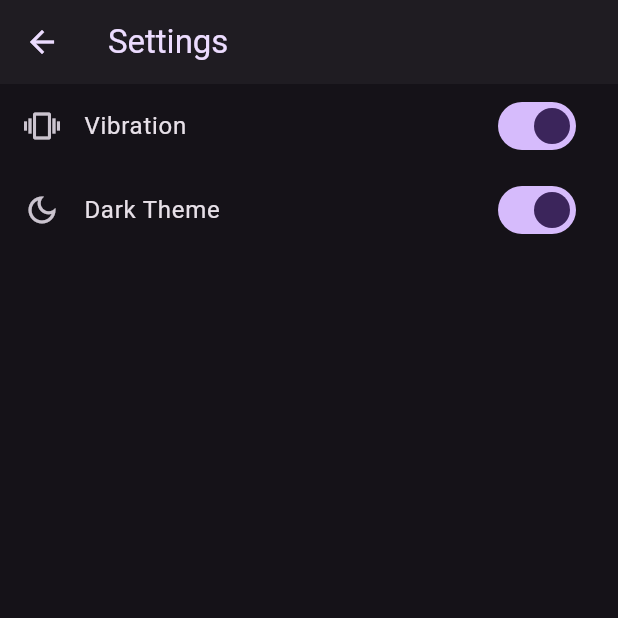
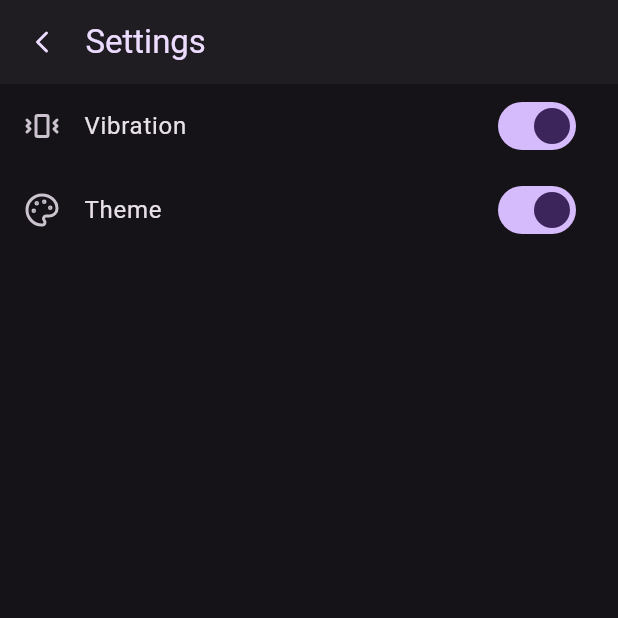
Before and after one commit to NKijpma/abyssvue, a Flutter app: the SettingsPage screen opened directly, on a phone screen of 412 x 824 dp, the top half of it. Run offline on Flutter 3.47's test engine with Material 3 defaults, Android fonts, the phone set to English and light mode, and no system bars; our stand-ins replace just_audio, lucide_icons_flutter, shared_preferences, video_player; missing offline and left inert: fvp; accounts and stored records are empty; Roboto replaces fonts that are missing (Agave, Jetbrains).

Commit message:
initial commit

```diff
--- a/lib/main.dart
+++ b/lib/main.dart
@@ -1,6 +1,6 @@
 import 'package:flutter/material.dart';
+import 'package:fvp/fvp.dart' as fvp;
 import 'package:shared_preferences/shared_preferences.dart';
-import 'package:fvp/fvp.dart' as fvp;
 
 // pages
 import 'pages/settings.dart';
--- a/lib/pages/book.dart
+++ b/lib/pages/book.dart
@@ -5,6 +5,6 @@ class ReadPage extends StatelessWidget {
 
   @override
   Widget build(BuildContext context) {
-    return const Center(child: Text("red"));
+    return const Center(child: Text("read"));
   }
 }
--- a/lib/pages/settings.dart
+++ b/lib/pages/settings.dart
@@ -1,8 +1,11 @@
 import 'package:flutter/material.dart';
+import 'package:lucide_icons_flutter/lucide_icons.dart';
 import 'package:shared_preferences/shared_preferences.dart';
 
 final ValueNotifier<bool> vibrationState = ValueNotifier(true);
 final ValueNotifier<bool> themeState = ValueNotifier(true);
+
+enum AppTheme { light, dark, grayscale, vampire, dynamic }
 
 class SettingsPage extends StatelessWidget {
   const SettingsPage({super.key});
@@ -20,14 +23,25 @@ class SettingsPage extends StatelessWidget {
   @override
   Widget build(BuildContext context) {
     return Scaffold(
-      appBar: AppBar(title: const Text("Settings")),
+      appBar: AppBar(
+        titleSpacing: 1,
+        leading: IconButton(
+          icon: const Icon(LucideIcons.chevronLeft),
+          onPressed: () => Navigator.pop(context),
+        ),
+
+        title: const Text("Settings"),
+      ),
+
       body: ListView(
         children: [
           ValueListenableBuilder<bool>(
             valueListenable: vibrationState,
             builder: (context, vibration, _) => SwitchListTile(
               title: const Text("Vibration"),
-              secondary: Icon(Icons.vibration),
+              secondary: Icon(
+                vibration ? LucideIcons.vibrate : LucideIcons.vibrateOff,
+              ),
               value: vibration,
               onChanged: (newValue) =>
                   _saveSettings('vibration', vibrationState, newValue),
@@ -37,10 +51,8 @@ class SettingsPage extends StatelessWidget {
           ValueListenableBuilder<bool>(
             valueListenable: themeState,
             builder: (context, darkMode, _) => SwitchListTile(
-              title: const Text("Dark Theme"),
-              secondary: Icon(
-                darkMode ? Icons.dark_mode_outlined : Icons.light_mode_outlined,
-              ),
+              title: const Text("Theme"),
+              secondary: Icon(LucideIcons.palette),
               value: darkMode,
               onChanged: (newValue) =>
                   _saveSettings('dark_theme', themeState, newValue),
```
Also changed, not shown: lib/shell.dart (+24 -18 lines), lib/theme/theme.dart (+15 -6 lines), pubspec.yaml (+12 -12 lines), assets/images/logo.png (deleted), assets/images/logo_foreground.png (deleted), assets/images/logoonly.png (deleted), assets/logo/logo.png (added), assets/logo/logo_transparent.png (added), assets/placeholder/logo.png (added), assets/placeholder/logo_transparent.png (added), 49 other files.
